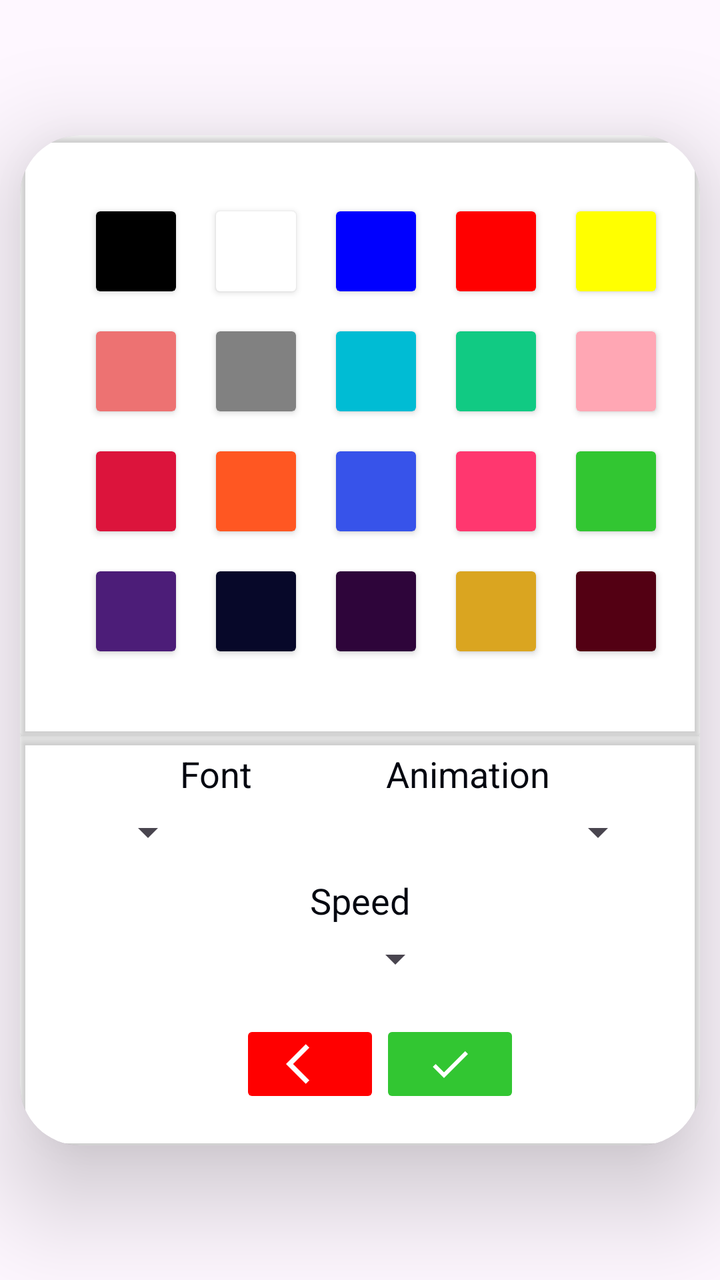
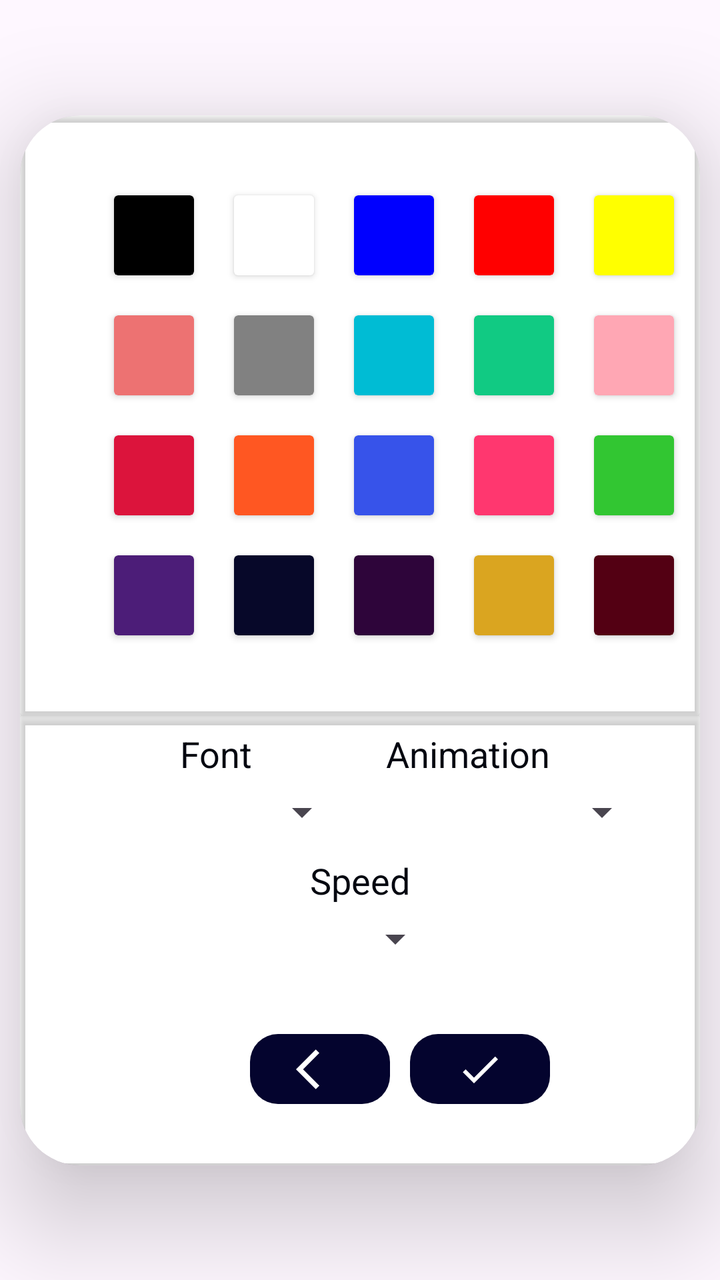

Two renders of the same Android screen: before a commit and after it. Below are the layout's source before the change and the commit's diff.
<!-- AndroidManifest.xml: application theme Theme.SocialLed -->
<!-- res/layout/dialog_palette_colors.xml -->
<?xml version="1.0" encoding="utf-8"?>
<androidx.constraintlayout.widget.ConstraintLayout xmlns:android="http://schemas.android.com/apk/res/android"
    android:layout_width="380dp"
    android:layout_height="wrap_content"
    xmlns:app="http://schemas.android.com/apk/res-auto"
    xmlns:tools="http://schemas.android.com/tools"
    >

    <androidx.cardview.widget.CardView
        android:layout_width="match_parent"
        android:layout_height="505dp"
        app:layout_constraintTop_toTopOf="parent"
        app:layout_constraintStart_toStartOf="parent"
        app:layout_constraintEnd_toEndOf="parent"
        app:layout_constraintBottom_toBottomOf="parent"
        android:layout_margin="10dp"
        app:cardCornerRadius="30dp"
        app:cardElevation="30dp"
        android:background="@color/transparent"
        >

            <androidx.constraintlayout.widget.ConstraintLayout
                android:layout_width="match_parent"
                android:layout_height="match_parent">



                <androidx.cardview.widget.CardView
                    android:id="@+id/cvPaletteColors"
                    android:layout_width="match_parent"
                    android:layout_height="300dp"
                    app:cardBackgroundColor="@android:color/transparent"
                    app:layout_constraintStart_toStartOf="parent"
                    app:layout_constraintTop_toTopOf="parent"
                    app:layout_constraintEnd_toEndOf="parent">




                    <androidx.constraintlayout.widget.ConstraintLayout
                        android:layout_width="match_parent"
                        android:layout_height="match_parent"
                        android:padding="18dp">



                        <androidx.cardview.widget.CardView
                            android:id="@+id/cvColor1"
                            android:layout_margin="20dp"
                            app:layout_constraintStart_toStartOf="parent"
                            app:layout_constraintTop_toTopOf="parent"
                            app:cardBackgroundColor="@color/black"
                            android:layout_width="40dp"
                            android:layout_height="40dp"/>

                        <androidx.cardview.widget.CardView
                            android:id="@+id/cvColor2"
                            android:layout_margin="20dp"
                            app:cardBackgroundColor="@color/white"
                            app:layout_constraintStart_toEndOf="@id/cvColor1"
                            app:layout_constraintTop_toTopOf="parent"
                            android:elevation="20dp"
                            android:layout_width="40dp"
                            android:layout_height="40dp"
                            />

                        <androidx.cardview.widget.CardView
                            android:id="@+id/cvColor3"
                            android:layout_margin="20dp"
                            app:cardBackgroundColor="@color/blue"
                            app:layout_constraintStart_toEndOf="@id/cvColor2"
                            app:layout_constraintTop_toTopOf="parent"
                            android:layout_width="40dp"
                            android:layout_height="40dp"/>

                        <androidx.cardview.widget.CardView
                            android:id="@+id/cvColor4"
                            android:layout_margin="20dp"
                            app:cardBackgroundColor="@color/red"
                            app:layout_constraintStart_toEndOf="@id/cvColor3"
                            app:layout_constraintTop_toTopOf="parent"
                            android:layout_width="40dp"
                            android:layout_height="40dp"/>

                        <androidx.cardview.widget.CardView
                            android:id="@+id/cvColor5"
                            android:layout_margin="20dp"
                            app:cardBackgroundColor="@color/yellow"
                            app:layout_constraintStart_toEndOf="@id/cvColor4"
                            app:layout_constraintTop_toTopOf="parent"
                            android:layout_width="40dp"
                            android:layout_height="40dp"/>

                        <androidx.cardview.widget.CardView
                            android:id="@+id/cvColor6"
                            android:layout_marginHorizontal="20dp"
                            android:layout_marginTop="20dp"
                            app:cardBackgroundColor="@color/salmon"
                            app:layout_constraintStart_toStartOf="parent"
                            app:layout_constraintTop_toBottomOf="@id/cvColor1"
                            android:layout_width="40dp"
                            android:layout_height="40dp"/>

                        <androidx.cardview.widget.CardView
                            android:id="@+id/cvColor7"
                            android:layout_marginHorizontal="20dp"
                            android:layout_marginTop="20dp"
                            app:cardBackgroundColor="@color/grey"
                            app:layout_constraintStart_toEndOf="@id/cvColor6"
                            app:layout_constraintTop_toBottomOf="@id/cvColor2"
                            android:layout_width="40dp"
                            android:layout_height="40dp"/>

                        <androidx.cardview.widget.CardView
                            android:id="@+id/cvColor8"
                            android:layout_marginHorizontal="20dp"
                            android:layout_marginTop="20dp"
                            app:cardBackgroundColor="@color/sky_blue"
                            app:layout_constraintStart_toEndOf="@id/cvColor7"
                            app:layout_constraintTop_toBottomOf="@id/cvColor3"
                            android:layout_width="40dp"
                            android:layout_height="40dp"/>

                        <androidx.cardview.widget.CardView
                            android:id="@+id/cvColor9"
                            android:layout_marginHorizontal="20dp"
                            android:layout_marginTop="20dp"
                            app:cardBackgroundColor="@color/mint"
                            app:layout_constraintStart_toEndOf="@id/cvColor8"
                            app:layout_constraintTop_toBottomOf="@id/cvColor4"
                            android:layout_width="40dp"
                            android:layout_height="40dp"/>

                        <androidx.cardview.widget.CardView
                            android:id="@+id/cvColor10"
                            android:layout_marginHorizontal="20dp"
                            android:layout_marginTop="20dp"
                            app:cardBackgroundColor="@color/light_pink"
                            app:layout_constraintStart_toEndOf="@id/cvColor9"
                            app:layout_constraintTop_toBottomOf="@id/cvColor5"
                            android:layout_width="40dp"
                            android:layout_height="40dp"/>



                        <androidx.cardview.widget.CardView
                            android:id="@+id/cvColor11"
                            android:layout_marginHorizontal="20dp"
                            android:layout_marginTop="20dp"
                            app:cardBackgroundColor="@color/crimson"
                            app:layout_constraintStart_toStartOf="parent"
                            app:layout_constraintTop_toBottomOf="@id/cvColor6"
                            android:layout_width="40dp"
                            android:layout_height="40dp"/>

                        <androidx.cardview.widget.CardView
                            android:id="@+id/cvColor12"
                            android:layout_marginHorizontal="20dp"
                            android:layout_marginTop="20dp"
                            app:cardBackgroundColor="@color/orange"
                            app:layout_constraintStart_toEndOf="@id/cvColor11"
                            app:layout_constraintTop_toBottomOf="@id/cvColor7"
                            android:layout_width="40dp"
                            android:layout_height="40dp"/>

                        <androidx.cardview.widget.CardView
                            android:id="@+id/cvColor13"
                            android:layout_marginHorizontal="20dp"
                            android:layout_marginTop="20dp"
                            app:cardBackgroundColor="@color/light_blue"
                            app:layout_constraintStart_toEndOf="@id/cvColor12"
                            app:layout_constraintTop_toBottomOf="@id/cvColor8"
                            android:layout_width="40dp"
                            android:layout_height="40dp"/>

                        <androidx.cardview.widget.CardView
                            android:id="@+id/cvColor14"
                            android:layout_marginHorizontal="20dp"
                            android:layout_marginTop="20dp"
                            app:cardBackgroundColor="@color/pink"
                            app:layout_constraintStart_toEndOf="@id/cvColor13"
                            app:layout_constraintTop_toBottomOf="@id/cvColor9"
                            android:layout_width="40dp"
                            android:layout_height="40dp"/>

                        <androidx.cardview.widget.CardView
                            android:id="@+id/cvColor15"
                            android:layout_marginHorizontal="20dp"
                            android:layout_marginTop="20dp"
                            app:cardBackgroundColor="@color/green"
                            app:layout_constraintStart_toEndOf="@id/cvColor14"
                            app:layout_constraintTop_toBottomOf="@id/cvColor10"
                            android:layout_width="40dp"
                            android:layout_height="40dp"/>

                        <androidx.cardview.widget.CardView
                            android:id="@+id/cvColor16"
                            android:layout_marginHorizontal="20dp"
                            android:layout_marginTop="20dp"
                            app:layout_constraintStart_toStartOf="parent"
                            app:cardBackgroundColor="@color/purple"
                            app:layout_constraintTop_toBottomOf="@id/cvColor11"
                            android:layout_width="40dp"
                            android:layout_height="40dp"/>

                        <androidx.cardview.widget.CardView
                            android:id="@+id/cvColor17"
                            android:layout_marginHorizontal="20dp"
                            android:layout_marginTop="20dp"
                            app:cardBackgroundColor="@color/dark_blue"
                            app:layout_constraintStart_toEndOf="@id/cvColor16"
                            app:layout_constraintTop_toBottomOf="@id/cvColor12"
                            android:layout_width="40dp"
                            android:layout_height="40dp"/>

                        <androidx.cardview.widget.CardView
                            android:id="@+id/cvColor18"
                            android:layout_marginHorizontal="20dp"
                            android:layout_marginTop="20dp"
                            app:cardBackgroundColor="@color/dark_purple"
                            app:layout_constraintStart_toEndOf="@id/cvColor17"
                            app:layout_constraintTop_toBottomOf="@id/cvColor13"
                            android:layout_width="40dp"
                            android:layout_height="40dp"/>

                        <androidx.cardview.widget.CardView
                            android:id="@+id/cvColor19"
                            android:layout_marginHorizontal="20dp"
                            android:layout_marginTop="20dp"
                            app:cardBackgroundColor="@color/golden"
                            app:layout_constraintStart_toEndOf="@id/cvColor18"
                            app:layout_constraintTop_toBottomOf="@id/cvColor14"
                            android:layout_width="40dp"
                            android:layout_height="40dp"/>

                        <androidx.cardview.widget.CardView
                            android:id="@+id/cvColor20"
                            android:layout_marginHorizontal="20dp"
                            android:layout_marginTop="20dp"
                            app:cardBackgroundColor="@color/dark_red"
                            app:layout_constraintStart_toEndOf="@id/cvColor19"
                            app:layout_constraintTop_toBottomOf="@id/cvColor15"
                            android:layout_width="40dp"
                            android:layout_height="40dp"/>

                    </androidx.constraintlayout.widget.ConstraintLayout>


                </androidx.cardview.widget.CardView>

                <androidx.cardview.widget.CardView
                    android:id="@+id/cvDetailStyle"
                    android:layout_width="match_parent"
                    android:layout_height="0dp"
                    app:layout_constraintStart_toStartOf="parent"
                    app:layout_constraintTop_toBottomOf="@id/cvPaletteColors"
                    app:cardBackgroundColor="@android:color/transparent"
                    app:layout_constraintEnd_toEndOf="parent"
                    app:layout_constraintBottom_toBottomOf="parent"
                    >

                    <androidx.constraintlayout.widget.ConstraintLayout
                        android:layout_width="match_parent"
                        android:layout_height="match_parent"
                        android:paddingHorizontal="20dp">

                        <TextView
                            android:id="@+id/tvFont"
                            android:layout_width="0dp"
                            android:layout_height="wrap_content"
                            app:layout_constraintStart_toStartOf="parent"
                            app:layout_constraintTop_toTopOf="parent"
                            android:text="@string/font"
                            android:textSize="18sp"
                            android:layout_marginTop="7dp"
                            android:layout_marginHorizontal="60dp"

                            android:textColor="@color/primary"
                            />

                        <androidx.appcompat.widget.AppCompatSpinner
                            android:id="@+id/spFont"
                            android:layout_width="0dp"
                            android:layout_height="wrap_content"
                            app:layout_constraintTop_toBottomOf="@id/tvFont"
                            app:layout_constraintStart_toStartOf="parent"
                            android:layout_marginHorizontal="20dp"
                            android:layout_marginTop="5dp"


                            />

                        <TextView
                            android:id="@+id/tvAnimation"
                            android:layout_width="0dp"
                            android:layout_height="wrap_content"
                            app:layout_constraintTop_toTopOf="parent"
                            app:layout_constraintEnd_toEndOf="parent"
                            android:text="@string/animation"
                            android:textSize="18sp"
                            android:layout_marginTop="7dp"

                            android:layout_marginHorizontal="55dp"
                            android:textColor="@color/primary"
                            />

                        <androidx.appcompat.widget.AppCompatSpinner
                            android:id="@+id/spAnimation"
                            android:layout_width="0dp"
                            android:layout_height="wrap_content"
                            android:layout_marginTop="5dp"
                            app:layout_constraintTop_toBottomOf="@id/tvAnimation"
                            app:layout_constraintEnd_toEndOf="parent"
                            android:layout_marginHorizontal="7dp"
                            />

                        <TextView
                            android:id="@+id/tvSpeedAnimation"
                            android:layout_width="0dp"
                            android:layout_height="wrap_content"
                            android:textAlignment="center"
                            app:layout_constraintTop_toBottomOf="@id/spFont"
                            app:layout_constraintStart_toStartOf="parent"
                            app:layout_constraintEnd_toEndOf="parent"
                            android:text="@string/speed"
                            android:layout_marginHorizontal="20dp"
                            android:layout_marginTop="10dp"
                            android:textSize="18sp"
                            android:textColor="@color/primary"
                            />

                        <androidx.appcompat.widget.AppCompatSpinner
                            android:id="@+id/spSpeedAnimation"
                            android:layout_width="wrap_content"
                            android:layout_height="wrap_content"
                            app:layout_constraintTop_toBottomOf="@id/tvSpeedAnimation"
                            app:layout_constraintStart_toStartOf="parent"
                            app:layout_constraintEnd_toEndOf="parent"
                            android:layout_marginTop="5dp"
                            android:layout_marginLeft="35dp"


                            />


                        <ImageButton
                            android:id="@+id/btnBack"
                            android:layout_width="70dp"
                            android:layout_height="wrap_content"
                            android:src="@drawable/ic_back"
                            app:layout_constraintTop_toBottomOf="@id/spSpeedAnimation"
                            app:layout_constraintStart_toStartOf="parent"
                            app:layout_constraintBottom_toBottomOf="parent"
                            android:layout_marginLeft="90dp"
                            android:backgroundTint="@color/red"
                            app:tint="@color/white"
                            />

                        <ImageButton
                            android:id="@+id/btnCheck"
                            android:layout_width="70dp"
                            android:layout_height="wrap_content"
                            android:src="@drawable/ic_check"
                            app:layout_constraintTop_toBottomOf="@id/spSpeedAnimation"
                            app:layout_constraintBottom_toBottomOf="parent"
                            app:layout_constraintStart_toEndOf="@id/btnBack"
                            android:backgroundTint="@color/green"
                            app:tint="@color/white"


                            />


                    </androidx.constraintlayout.widget.ConstraintLayout>




                </androidx.cardview.widget.CardView>



            </androidx.constraintlayout.widget.ConstraintLayout>




        </androidx.cardview.widget.CardView>


</androidx.constraintlayout.widget.ConstraintLayout>
<!-- resources referenced by this layout -->
<resources>
  <color name="black">#FF000000</color>
  <color name="blue">#0000FF</color>
  <color name="crimson">#DC143C</color>
  <color name="dark_blue">#070829</color>
  <color name="dark_purple">#2E053A</color>
  <color name="dark_red">#530013</color>
  <color name="golden">#DAA520</color>
  <color name="green">#32C632</color>
  <color name="grey">#818181</color>
  <color name="light_blue">#3753EA</color>
  <color name="light_pink">#FFA7B4</color>
  <color name="mint">#11CA83</color>
  <color name="orange">#FF5722</color>
  <color name="pink">#FF376F</color>
  <color name="primary">#040710</color>
  
      //CARD-VIEW
  <color name="purple">#4C1D78</color>
  <color name="red">#FF0000</color>
  
  
      //PALETTE COLORS
  <color name="salmon">#ED7272</color>
  <color name="sky_blue">#00BCD4</color>
  <color name="transparent">#00000000</color>
  <color name="white">#FFFFFFFF</color>
  
  
      //BOTTOM NAV, TOOLBAR, BACKGROUND AND ICONS
  <color name="yellow">#FFFF00</color>
  <!-- drawable ic_back (drawable) -->
  <vector android:autoMirrored="true" android:height="24dp"
      android:tint="#000000" android:viewportHeight="24"
      android:viewportWidth="24" android:width="24dp" xmlns:android="http://schemas.android.com/apk/res/android">
      <path android:fillColor="@android:color/white" android:pathData="M11.67,3.87L9.9,2.1 0,12l9.9,9.9 1.77,-1.77L3.54,12z"/>
  </vector>
  <!-- drawable ic_check (drawable) -->
  <vector android:height="24dp" android:tint="#000000"
      android:viewportHeight="24" android:viewportWidth="24"
      android:width="24dp" xmlns:android="http://schemas.android.com/apk/res/android">
      <path android:fillColor="@android:color/white" android:pathData="M9,16.17L4.83,12l-1.42,1.41L9,19 21,7l-1.41,-1.41z"/>
  </vector>
  <string name="animation">Animation</string>
  <string name="font">Font</string>
  <string name="speed">Speed</string>
  
      //SPINNERS TITLE
  <style name="Theme.SocialLed" parent="Base.Theme.SocialLed" />
  <style name="Base.Theme.SocialLed" parent="Theme.Material3.DayNight.NoActionBar">
  
          <item name="fontFamily">@font/dmsan</item>
          <item name="android:statusBarColor">@color/tertiary</item>
  
      </style>
  <color name="tertiary">#04042E</color>
</resources>

<!-- the commit's change to res/layout/dialog_palette_colors.xml (unified diff, before → after) -->
@@ -1,6 +1,6 @@
 <?xml version="1.0" encoding="utf-8"?>
 <androidx.constraintlayout.widget.ConstraintLayout xmlns:android="http://schemas.android.com/apk/res/android"
-    android:layout_width="380dp"
+    android:layout_width="400dp"
     android:layout_height="wrap_content"
     xmlns:app="http://schemas.android.com/apk/res-auto"
     xmlns:tools="http://schemas.android.com/tools"
@@ -8,7 +8,7 @@
 
     <androidx.cardview.widget.CardView
         android:layout_width="match_parent"
-        android:layout_height="505dp"
+        android:layout_height="525dp"
         app:layout_constraintTop_toTopOf="parent"
         app:layout_constraintStart_toStartOf="parent"
         app:layout_constraintEnd_toEndOf="parent"
@@ -40,7 +40,8 @@
                     <androidx.constraintlayout.widget.ConstraintLayout
                         android:layout_width="match_parent"
                         android:layout_height="match_parent"
-                        android:padding="18dp">
+                        android:paddingLeft="27dp"
+                        android:paddingVertical="20dp">
 
 
 
@@ -284,8 +285,9 @@
                             android:layout_height="wrap_content"
                             app:layout_constraintTop_toBottomOf="@id/tvFont"
                             app:layout_constraintStart_toStartOf="parent"
-                            android:layout_marginHorizontal="20dp"
+                            android:layout_marginHorizontal="2dp"
                             android:layout_marginTop="5dp"
+                            app:layout_constraintEnd_toStartOf="@id/spAnimation"
 
 
                             />
@@ -311,7 +313,8 @@
                             android:layout_marginTop="5dp"
                             app:layout_constraintTop_toBottomOf="@id/tvAnimation"
                             app:layout_constraintEnd_toEndOf="parent"
-                            android:layout_marginHorizontal="7dp"
+                            android:layout_marginHorizontal="5dp"
+                            app:layout_constraintStart_toEndOf="@id/spFont"
                             />
 
                         <TextView
@@ -346,25 +349,31 @@
                         <ImageButton
                             android:id="@+id/btnBack"
                             android:layout_width="70dp"
-                            android:layout_height="wrap_content"
+                            android:layout_height="35dp"
                             android:src="@drawable/ic_back"
                             app:layout_constraintTop_toBottomOf="@id/spSpeedAnimation"
                             app:layout_constraintStart_toStartOf="parent"
                             app:layout_constraintBottom_toBottomOf="parent"
-                            android:layout_marginLeft="90dp"
-                            android:backgroundTint="@color/red"
+                            app:layout_constraintEnd_toStartOf="@id/btnCheck"
+                            android:layout_marginLeft="95dp"
+                            android:layout_marginTop="5dp"
+                            android:background="@drawable/rounded_borders"
+                            android:backgroundTint="@color/tertiary"
                             app:tint="@color/white"
                             />
 
                         <ImageButton
                             android:id="@+id/btnCheck"
                             android:layout_width="70dp"
-                            android:layout_height="wrap_content"
+                            android:layout_height="35dp"
                             android:src="@drawable/ic_check"
                             app:layout_constraintTop_toBottomOf="@id/spSpeedAnimation"
                             app:layout_constraintBottom_toBottomOf="parent"
                             app:layout_constraintStart_toEndOf="@id/btnBack"
-                            android:backgroundTint="@color/green"
+                            android:layout_marginTop="5dp"
+                            android:layout_marginLeft="10dp"
+                            android:background="@drawable/rounded_borders"
+                            android:backgroundTint="@color/tertiary"
                             app:tint="@color/white"
 
 
<!-- resource entries referenced after the edit -->
@@ -42,6 +42,12 @@
       android:width="24dp" xmlns:android="http://schemas.android.com/apk/res/android">
       <path android:fillColor="@android:color/white" android:pathData="M9,16.17L4.83,12l-1.42,1.41L9,19 21,7l-1.41,-1.41z"/>
   </vector>
+  <!-- drawable rounded_borders (drawable) -->
+  <shape xmlns:android="http://schemas.android.com/apk/res/android"
+      android:shape="rectangle">
+  
+      <corners android:radius="14dp" />
+  </shape>
   <string name="animation">Animation</string>
   <string name="font">Font</string>
   <string name="speed">Speed</string>
